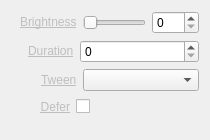
Qt form Widgets/Inspector/InspectorBrightnessWidget.ui (CasparCG/client) before a commit.
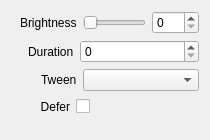
The same form after that commit.

```diff
--- a/Widgets/Inspector/InspectorBrightnessWidget.ui
+++ b/Widgets/Inspector/InspectorBrightnessWidget.ui
@@ -38,7 +38,7 @@
      <item>
       <widget class="QLabel" name="labelBrightness">
        <property name="text">
-        <string>&lt;a href=&quot;Brightness&quot; style=&quot;color: #BEBEBE;&quot;&gt;Brightness&lt;/a&gt;</string>
+        <string>Brightness</string>
        </property>
       </widget>
      </item>
@@ -85,7 +85,7 @@
      <item>
       <widget class="QLabel" name="labelDuration">
        <property name="text">
-        <string>&lt;a href=&quot;Duration&quot; style=&quot;color: #BEBEBE;&quot;&gt;Duration&lt;/a&gt;</string>
+        <string>Duration</string>
        </property>
       </widget>
      </item>
@@ -125,7 +125,7 @@
      <item>
       <widget class="QLabel" name="labelTween">
        <property name="text">
-        <string>&lt;a href=&quot;Tween&quot; style=&quot;color: #BEBEBE;&quot;&gt;Tween&lt;/a&gt;</string>
+        <string>Tween</string>
        </property>
       </widget>
      </item>
@@ -162,7 +162,7 @@
      <item>
       <widget class="QLabel" name="labelDefer">
        <property name="text">
-        <string>&lt;a href=&quot;Defer&quot; style=&quot;color: #BEBEBE;&quot;&gt;Defer&lt;/a&gt;</string>
+        <string>Defer</string>
        </property>
        <property name="alignment">
         <set>Qt::AlignRight|Qt::AlignTrailing|Qt::AlignVCenter</set>
```
